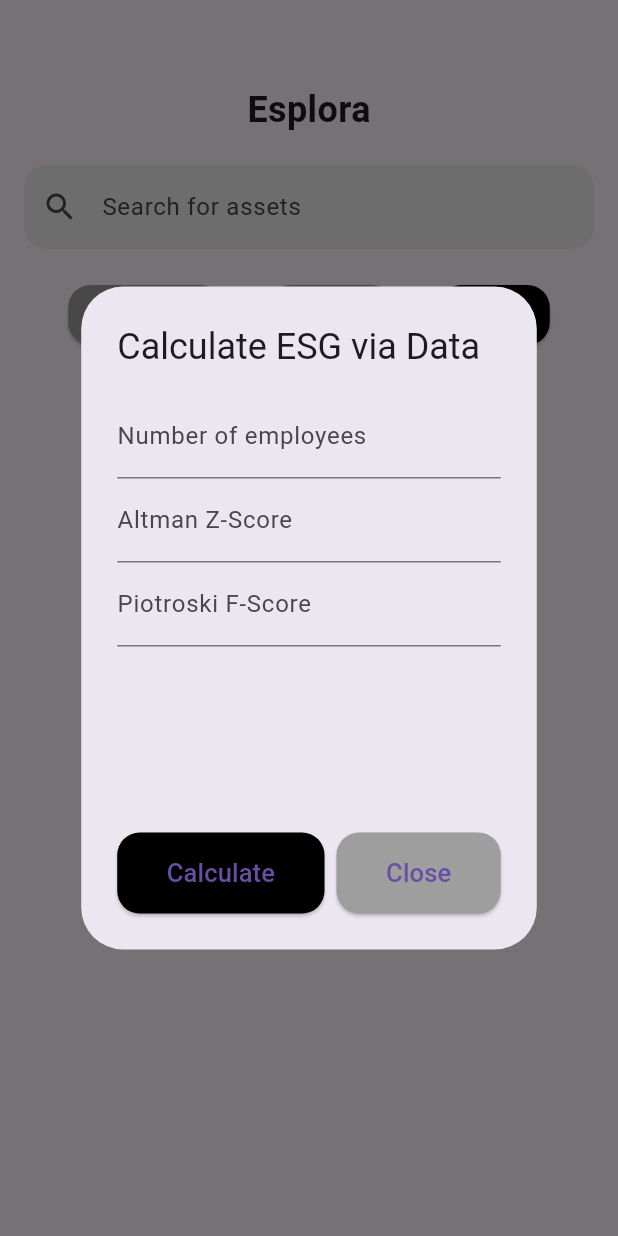
After one commit to tonylm00/GrowCentsFE, a Flutter app: the BrowsePage screen opened by its route, after a tap on "Asset", after a tap on "ESG", after a tap on "Calculate ESG via Data", on a phone screen of 412 x 824 dp. The commit adds this screen. Run offline on Flutter 3.47's test engine with Material 3 defaults, Android fonts, the phone set to English and light mode, and no system bars; our stand-ins replace fl_chart, flutter_typeahead; network calls fail.

Commit message:
esg prediction functionality

```diff
--- a/lib/providers/trade_provider.dart
+++ b/lib/providers/trade_provider.dart
@@ -136,7 +136,6 @@ class TradeProvider with ChangeNotifier {
     }
   }
 
-
   Future<double> fetchCurrentPrice(String ticker) async {
     try {
       final response = await http.get(Uri.parse('http://10.0.2.2:5000/trades/current_price?ticker=$ticker'));
@@ -166,4 +165,61 @@ class TradeProvider with ChangeNotifier {
     }
     notifyListeners();
   }
+
+  Future<void> fetchDataEsgScore(BuildContext context, Map<String, dynamic> data) async {
+    final url = Uri.parse('http://10.0.2.2:5000/esg/predict/data');
+    final headers = {'Content-Type': 'application/json'};
+    final body = json.encode(data);
+
+    try {
+      final response = await http.post(url, headers: headers, body: body);
+
+      if (response.statusCode == 200) {
+        final jsonResponse = json.decode(response.body);
+        final esgScore = jsonResponse['esg'];
+        _showEsgResult(context, esgScore);
+      } else {
+        throw Exception('Failed to fetch ESG score');
+      }
+    } catch (error) {
+      print('Error fetching ESG score: $error');
+      _showErrorDialog(context, 'Failed to fetch ESG score');
+    }
+  }
+
+  void _showEsgResult(BuildContext context, double esgScore) {
+    showDialog(
+      context: context,
+      builder: (ctx) => AlertDialog(
+        title: const Text('ESG Score'),
+        content: Text('The calculated ESG score is: $esgScore'),
+        actions: <Widget>[
+          TextButton(
+            child: const Text('Close'),
+            onPressed: () {
+              Navigator.of(ctx).pop();
+            },
+          )
+        ],
+      ),
+    );
+  }
+
+  void _showErrorDialog(BuildContext context, String message) {
+    showDialog(
+      context: context,
+      builder: (ctx) => AlertDialog(
+        title: const Text('Error'),
+        content: Text(message),
+        actions: <Widget>[
+          TextButton(
+            child: const Text('Close'),
+            onPressed: () {
+              Navigator.of(ctx).pop();
+            },
+          )
+        ],
+      ),
+    );
+  }
 }
--- a/lib/screens/browse_screen.dart
+++ b/lib/screens/browse_screen.dart
@@ -4,8 +4,10 @@ import 'package:fl_chart/fl_chart.dart';
 import '../models/asset.dart';
 import '../providers/trade_provider.dart';
 import '../providers/blog_provider.dart';
+import '../widgets/esg_data_popup.dart';
 import 'article_detail_page.dart';
 import 'asset_detail_page.dart';
+
 
 class BrowsePage extends StatefulWidget {
   const BrowsePage({super.key});
@@ -140,18 +142,22 @@ class _BrowsePageState extends State<BrowsePage> {
                 maxLines: 1,
                 overflow: TextOverflow.ellipsis,
               ),
-              trailing: blogPost.viewed ? const Icon(Icons.check, color: Colors.green) : null,
+              trailing: blogPost.viewed ? const Icon(
+                  Icons.check, color: Colors.green) : null,
               onTap: () {
                 Navigator.push(
                   context,
                   PageRouteBuilder(
-                    pageBuilder: (context, animation, secondaryAnimation) => ArticleDetailPage(blogPost: blogPost),
-                    transitionsBuilder: (context, animation, secondaryAnimation, child) {
+                    pageBuilder: (context, animation, secondaryAnimation) =>
+                        ArticleDetailPage(blogPost: blogPost),
+                    transitionsBuilder: (context, animation, secondaryAnimation,
+                        child) {
                       const begin = Offset(1.0, 0.0);
                       const end = Offset.zero;
                       const curve = Curves.ease;
 
-                      var tween = Tween(begin: begin, end: end).chain(CurveTween(curve: curve));
+                      var tween = Tween(begin: begin, end: end).chain(
+                          CurveTween(curve: curve));
                       var offsetAnimation = animation.drive(tween);
 
                       return SlideTransition(
@@ -162,7 +168,8 @@ class _BrowsePageState extends State<BrowsePage> {
                     transitionDuration: const Duration(seconds: 1),
                   ),
                 ).then((_) {
-                  Provider.of<BlogProvider>(context, listen: false).markAsViewed(blogPost);
+                  Provider.of<BlogProvider>(context, listen: false)
+                      .markAsViewed(blogPost);
                 });
               },
             );
@@ -181,27 +188,33 @@ class _BrowsePageState extends State<BrowsePage> {
       return const Center(child: Text('No assets available'));
     }
 
-    final stocks = tradeProvider.topAssets.where((asset) => Asset.STOCKS.contains(asset['ticker'])).toList();
-    final etfs = tradeProvider.topAssets.where((asset) => Asset.ETFS.contains(asset['ticker'])).toList();
-    final bonds = tradeProvider.topAssets.where((asset) => Asset.BONDS.contains(asset['ticker'])).toList();
+    final stocks = tradeProvider.topAssets.where((asset) =>
+        Asset.STOCKS.contains(asset['ticker'])).toList();
+    final etfs = tradeProvider.topAssets.where((asset) =>
+        Asset.ETFS.contains(asset['ticker'])).toList();
+    final bonds = tradeProvider.topAssets.where((asset) =>
+        Asset.BONDS.contains(asset['ticker'])).toList();
 
     return ListView(
       children: [
         const Padding(
           padding: EdgeInsets.symmetric(vertical: 8.0),
-          child: Text('Stocks', style: TextStyle(fontSize: 20, fontWeight: FontWeight.bold)),
+          child: Text('Stocks',
+              style: TextStyle(fontSize: 20, fontWeight: FontWeight.bold)),
         ),
         ...stocks.map((asset) => _buildAssetListTile(asset)).toList(),
         const Divider(thickness: 1, color: Colors.grey),
         const Padding(
           padding: EdgeInsets.symmetric(vertical: 8.0),
-          child: Text('ETFs', style: TextStyle(fontSize: 20, fontWeight: FontWeight.bold)),
+          child: Text('ETFs',
+              style: TextStyle(fontSize: 20, fontWeight: FontWeight.bold)),
         ),
         ...etfs.map((asset) => _buildAssetListTile(asset)).toList(),
         const Divider(thickness: 1, color: Colors.grey),
         const Padding(
           padding: EdgeInsets.symmetric(vertical: 8.0),
-          child: Text('Bonds', style: TextStyle(fontSize: 20, fontWeight: FontWeight.bold)),
+          child: Text('Bonds',
+              style: TextStyle(fontSize: 20, fontWeight: FontWeight.bold)),
         ),
         ...bonds.map((asset) => _buildAssetListTile(asset)).toList(),
       ],
@@ -214,10 +227,14 @@ class _BrowsePageState extends State<BrowsePage> {
     final history = asset['history'] as List<dynamic>? ?? [];
 
     final spots = history
-        .map((point) => FlSpot(
-      DateTime.parse(point['Date']).millisecondsSinceEpoch.toDouble(),
-      (point['Close'] ?? 0.0).toDouble(),
-    ))
+        .map((point) =>
+        FlSpot(
+          DateTime
+              .parse(point['Date'])
+              .millisecondsSinceEpoch
+              .toDouble(),
+          (point['Close'] ?? 0.0).toDouble(),
+        ))
         .toList();
 
     final isLoss = spots.isNotEmpty && (spots.last.y < spots.first.y);
@@ -276,19 +293,20 @@ class _BrowsePageState extends State<BrowsePage> {
   }
 
 
-
   Widget _buildEsgContent(TradeProvider tradeProvider) {
-    return ListView.builder(
-      itemCount: 10, // Sostituisci con il numero reale di articoli ESG
-      itemBuilder: (context, index) {
-        return ListTile(
-          title: Text('ESG Article ${index + 1}'),
-          subtitle: Text('Description of ESG Article ${index + 1}'),
-          onTap: () {
-            // Implementa la navigazione ai dettagli dell'articolo ESG
+    return Column(
+      children: [
+        ElevatedButton(
+          onPressed: () {
+            showDialog(
+              context: context,
+              builder: (context) => EsgDataPopup(),
+            );
           },
-        );
-      },
+          child: const Text('Calculate ESG via Data'),
+        ),
+        // Aggiungi la tua tabella qui
+      ],
     );
   }
 }
--- /dev/null
+++ b/lib/widgets/esg_data_popup.dart
@@ -0,0 +1,209 @@
+import 'package:flutter/material.dart';
+import 'package:provider/provider.dart';
+import '../providers/trade_provider.dart';
+
+class EsgDataPopup extends StatefulWidget {
+  @override
+  _EsgDataPopupState createState() => _EsgDataPopupState();
+}
+
+class _EsgDataPopupState extends State<EsgDataPopup> {
+  final _formKey = GlobalKey<FormState>();
+  final Map<String, dynamic> _formData = {
+    'employees': 0,
+    'altman': 0.0,
+    'piotroski': 0.0,
+    'decarbonization_target': {
+      'target_year': 0,
+      'comprehensiveness': 0.0,
+      'ambition': 0.0,
+      'temperature_goal': 0.0,
+    },
+    'involvement': {
+      'Alcoholic Beverages': 'No',
+      'Adult Entertainment': 'No',
+      'Gambling': 'No',
+      'Tobacco Products': 'No',
+      'Animal Testing': 'No',
+      'Fur and Specialty Leather': 'No',
+      'Controversial Weapons': 'No',
+      'Small Arms': 'No',
+      'Catholic Values': 'No',
+      'GMO': 'No',
+      'Military Contracting': 'No',
+      'Pesticides': 'No',
+      'Thermal Coal': 'No',
+      'Palm Oil': 'No',
+    },
+    'controversies': {
+      'Environment': 'Green',
+      'Social': 'Green',
+      'Customers': 'Green',
+      'Human Rights & Community': 'Green',
+      'Labor Rights & Supply Chain': 'Green',
+      'Governance': 'Green',
+    },
+    'sdgs': {
+      'No Poverty': 'No',
+      'No Hunger': 'No',
+      'Good Health and Well-Being': 'No',
+      'Quality Education': 'No',
+      'Gender Equality': 'No',
+      'Clean Water and Sanitation': 'No',
+      'Affordable and Clean Energy': 'No',
+      'Decent Work and Economic Growth': 'No',
+      'Industry, Innovation and Infrastructure': 'No',
+      'Reduced Inequalities': 'No',
+      'Sustainable Cities and Communities': 'No',
+      'Responsible Consumption and Production': 'No',
+      'Climate Action': 'No',
+      'Life under Water': 'No',
+      'Life on Land': 'No',
+      'Peace, Justice and Strong Institutions': 'No',
+      'Partnerships for the Goals': 'No',
+    },
+  };
+  double? _esgScore;
+
+  @override
+  Widget build(BuildContext context) {
+    return AlertDialog(
+      title: const Text('Calculate ESG via Data'),
+      content: SingleChildScrollView(
+        child: Form(
+          key: _formKey,
+          child: Column(
+            mainAxisSize: MainAxisSize.min,
+            children: [
+              _buildNumberField('Number of employees', 'employees'),
+              _buildNumberField('Altman Z-Score', 'altman', isDouble: true),
+              _buildNumberField('Piotroski F-Score', 'piotroski', isDouble: true),
+              const SizedBox(height: 20),
+              //_buildDecarbonizationTargetFields(),
+              const SizedBox(height: 20),
+              //_buildInvolvementFields(),
+              const SizedBox(height: 20),
+              //_buildControversiesFields(),
+              const SizedBox(height: 20),
+              //_buildSdgsFields(),
+              const SizedBox(height: 20),
+              if (_esgScore != null)
+                Text('ESG Score: $_esgScore', style: const TextStyle(fontSize: 18, fontWeight: FontWeight.bold)),
+            ],
+          ),
+        ),
+      ),
+      actions: [
+        ElevatedButton(
+          onPressed: _calculateEsgScore,
+          style: ElevatedButton.styleFrom(
+            backgroundColor: Colors.black,
+            padding: const EdgeInsets.symmetric(horizontal: 33, vertical: 15),
+            shape: RoundedRectangleBorder(borderRadius: BorderRadius.circular(15)),
+          ),
+          child: const Text('Calculate', style: TextStyle(fontSize: 17)),
+        ),
+        ElevatedButton(
+          onPressed: () => Navigator.pop(context),
+          style: ElevatedButton.styleFrom(
+            backgroundColor: Colors.grey,
+            padding: const EdgeInsets.symmetric(horizontal: 33, vertical: 15),
+            shape: RoundedRectangleBorder(borderRadius: BorderRadius.circular(15)),
+          ),
+          child: const Text('Close', style: TextStyle(fontSize: 17)),
+        ),
+      ],
+    );
+  }
+
+  Widget _buildNumberField(String label, String key, {bool isDouble = false}) {
+    return TextFormField(
+      decoration: InputDecoration(labelText: label),
+      keyboardType: TextInputType.number,
+      onSaved: (value) {
+        if (isDouble) {
+          _formData[key] = double.parse(value!);
+        } else {
+          _formData[key] = int.parse(value!);
+        }
+      },
+      validator: (value) => value == null || value.isEmpty ? 'Enter valid $label' : null,
+    );
+  }
+
+  Widget _buildDecarbonizationTargetFields() {
+    return ExpansionTile(
+      title: const Text('Decarbonization Target'),
+      children: [
+        _buildNumberField('Target Year', 'decarbonization_target.target_year'),
+        _buildNumberField('Comprehensiveness (%)', 'decarbonization_target.comprehensiveness', isDouble: true),
+        _buildNumberField('Ambition per annum (%)', 'decarbonization_target.ambition', isDouble: true),
+        _buildNumberField('Temperature Goal', 'decarbonization_target.temperature_goal', isDouble: true),
+      ],
+    );
+  }
+
+  Widget _buildInvolvementFields() {
+    return ExpansionTile(
+      title: const Text('Involvement'),
+      children: _formData['involvement'].keys.map<Widget>((key) {
+        return _buildRadioGroup(key, 'involvement');
+      }).toList(),
+    );
+  }
+
+  Widget _buildControversiesFields() {
+    return ExpansionTile(
+      title: const Text('Controversies'),
+      children: _formData['controversies'].keys.map<Widget>((key) {
+        return Padding(
+          padding: const EdgeInsets.symmetric(horizontal: 10.0),
+          child: _buildRadioGroup(key, 'controversies', options: ['Red', 'Orange', 'Yellow', 'Green']),
+        );
+      }).toList(),
+    );
+  }
+
+  Widget _buildSdgsFields() {
+    return ExpansionTile(
+      title: const Text('Sustainable Development Goals (SDGs)'),
+      children: _formData['sdgs'].keys.map<Widget>((key) {
+        return Padding(
+          padding: const EdgeInsets.symmetric(horizontal: 10.0),
+          child: _buildRadioGroup(key, 'sdgs', options: ['No', 'Aligned', 'Strongly Aligned']),
+        );
+      }).toList(),
+    );
+  }
+
+  Widget _buildRadioGroup(String label, String groupKey, {List<String> options = const ['Yes', 'No']}) {
+    return Column(
+      crossAxisAlignment: CrossAxisAlignment.start,
+      children: [
+        Text(label),
+        Column(
+          children: options.map<Widget>((option) {
+            return RadioListTile<String>(
+              title: Text(option),
+              value: option,
+              groupValue: _formData[groupKey][label],
+              onChanged: (value) {
+                setState(() {
+                  _formData[groupKey][label] = value;
+                });
+              },
+            );
+          }).toList(),
+        ),
+      ],
+    );
+  }
+
+  void _calculateEsgScore() async {
+    if (_formKey.currentState?.validate() ?? false) {
+      _formKey.currentState?.save();
+      final tradeProvider = Provider.of<TradeProvider>(context, listen: false);
+      await tradeProvider.fetchDataEsgScore(context, _formData);
+    }
+  }
+}
```
